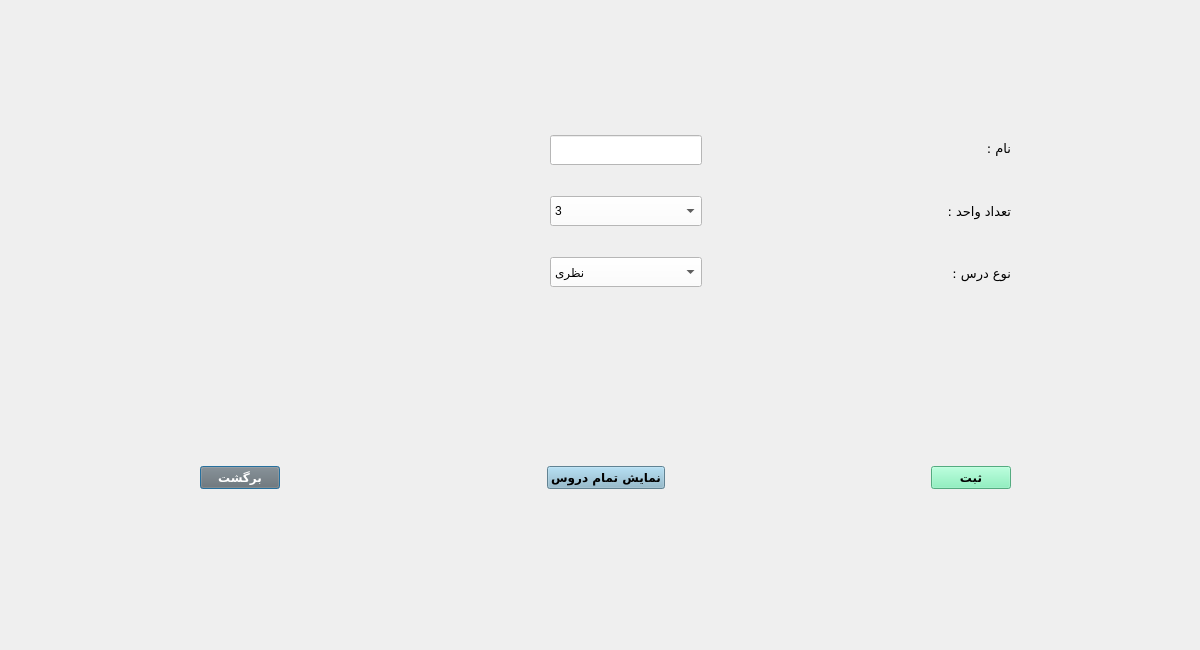
AliRn76/Student-Portal, file addlessondialog.ui: the form before one commit.
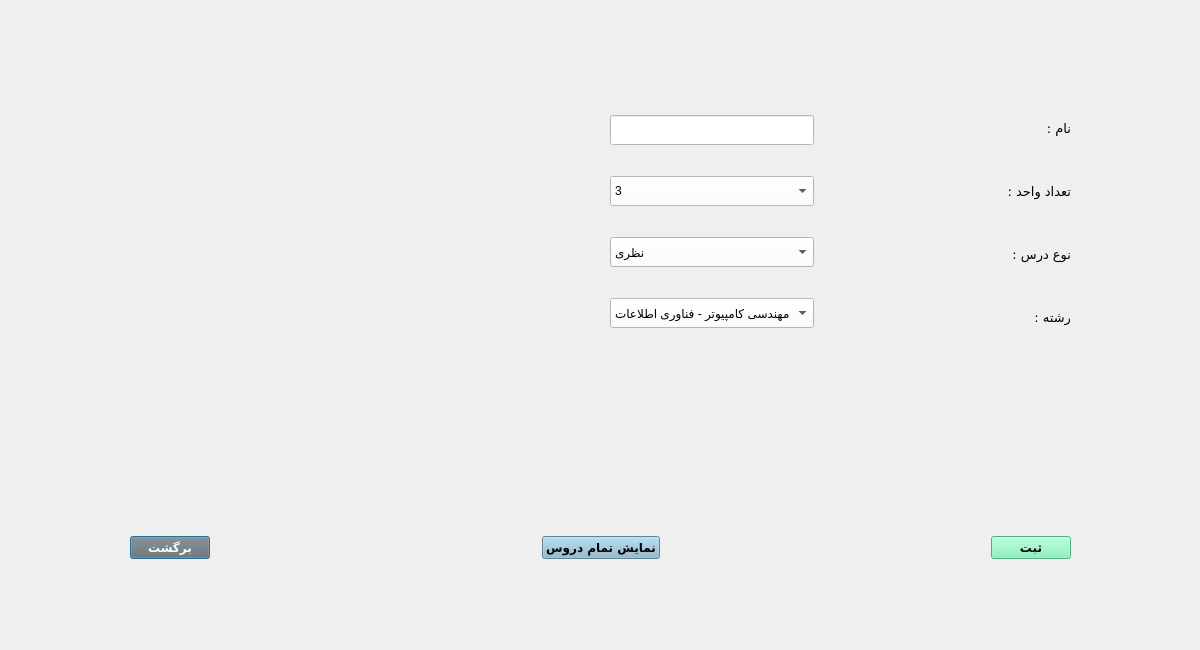
The form after the commit.

```diff
--- a/addlessondialog.ui
+++ b/addlessondialog.ui
@@ -21,10 +21,10 @@
   <widget class="QWidget" name="layoutWidget">
    <property name="geometry">
     <rect>
-     <x>550</x>
-     <y>130</y>
+     <x>610</x>
+     <y>110</y>
      <width>461</width>
-     <height>162</height>
+     <height>226</height>
     </rect>
    </property>
    <layout class="QHBoxLayout" name="horizontalLayout">
@@ -148,6 +148,101 @@
         </item>
        </widget>
       </item>
+      <item>
+       <spacer name="horizontalSpacer_17">
+        <property name="orientation">
+         <enum>Qt::Horizontal</enum>
+        </property>
+        <property name="sizeHint" stdset="0">
+         <size>
+          <width>40</width>
+          <height>20</height>
+         </size>
+        </property>
+       </spacer>
+      </item>
+      <item>
+       <widget class="QComboBox" name="comboBox_field_2">
+        <property name="minimumSize">
+         <size>
+          <width>100</width>
+          <height>30</height>
+         </size>
+        </property>
+        <property name="font">
+         <font>
+          <pointsize>9</pointsize>
+         </font>
+        </property>
+        <property name="styleSheet">
+         <string notr="true">background-color: white</string>
+        </property>
+        <property name="currentText">
+         <string>مهندسی کامپیوتر - فناوری اطلاعات</string>
+        </property>
+        <property name="currentIndex">
+         <number>0</number>
+        </property>
+        <property name="maxVisibleItems">
+         <number>20</number>
+        </property>
+        <item>
+         <property name="text">
+          <string>مهندسی کامپیوتر - فناوری اطلاعات</string>
+         </property>
+        </item>
+        <item>
+         <property name="text">
+          <string>مهندسی کامپیوتر - نرم افزار</string>
+         </property>
+        </item>
+        <item>
+         <property name="text">
+          <string>مهندسی عمران</string>
+         </property>
+        </item>
+        <item>
+         <property name="text">
+          <string>مهندسی صنایع</string>
+         </property>
+        </item>
+        <item>
+         <property name="text">
+          <string>مهندسی مکانیک</string>
+         </property>
+        </item>
+        <item>
+         <property name="text">
+          <string>مهندسی معماری</string>
+         </property>
+        </item>
+        <item>
+         <property name="text">
+          <string>مهندسی پزشکی</string>
+         </property>
+        </item>
+        <item>
+         <property name="text">
+          <string>مهندسی شیمی</string>
+         </property>
+        </item>
+        <item>
+         <property name="text">
+          <string>مهندسی مخابرات</string>
+         </property>
+        </item>
+        <item>
+         <property name="text">
+          <string>مهندسی مواد</string>
+         </property>
+        </item>
+        <item>
+         <property name="text">
+          <string>مهندسی هوافضا</string>
+         </property>
+        </item>
+       </widget>
+      </item>
      </layout>
     </item>
     <item>
@@ -230,16 +325,42 @@
         </property>
        </widget>
       </item>
+      <item>
+       <spacer name="horizontalSpacer_18">
+        <property name="orientation">
+         <enum>Qt::Horizontal</enum>
+        </property>
+        <property name="sizeHint" stdset="0">
+         <size>
+          <width>40</width>
+          <height>20</height>
+         </size>
+        </property>
+       </spacer>
+      </item>
+      <item>
+       <widget class="QLabel" name="label_2">
+        <property name="font">
+         <font>
+          <family>B Koodak</family>
+          <pointsize>10</pointsize>
+         </font>
+        </property>
+        <property name="text">
+         <string>رشته :</string>
+        </property>
+       </widget>
+      </item>
      </layout>
     </item>
    </layout>
   </widget>
-  <widget class="QWidget" name="layoutWidget">
+  <widget class="QWidget" name="layoutWidget_2">
    <property name="geometry">
     <rect>
-     <x>200</x>
-     <y>460</y>
-     <width>811</width>
+     <x>130</x>
+     <y>530</y>
+     <width>941</width>
      <height>35</height>
     </rect>
    </property>
```
Left out of the diff: 27 changed lines with no effect on the pictures.
